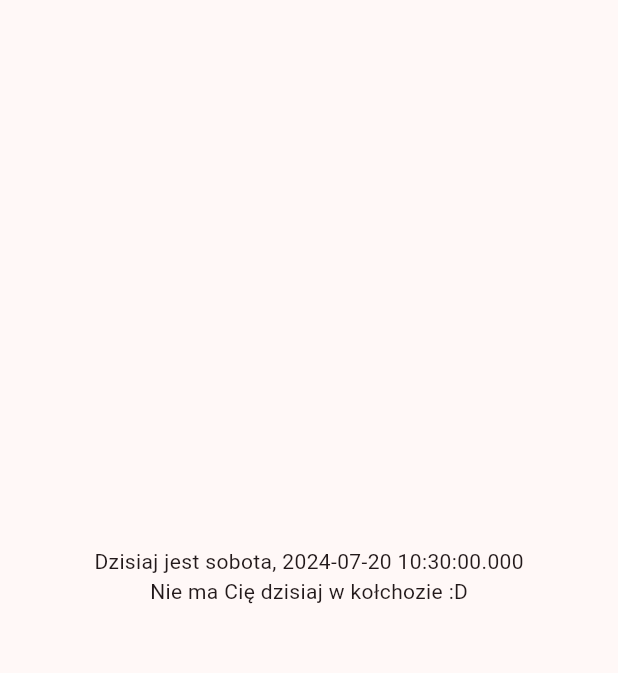
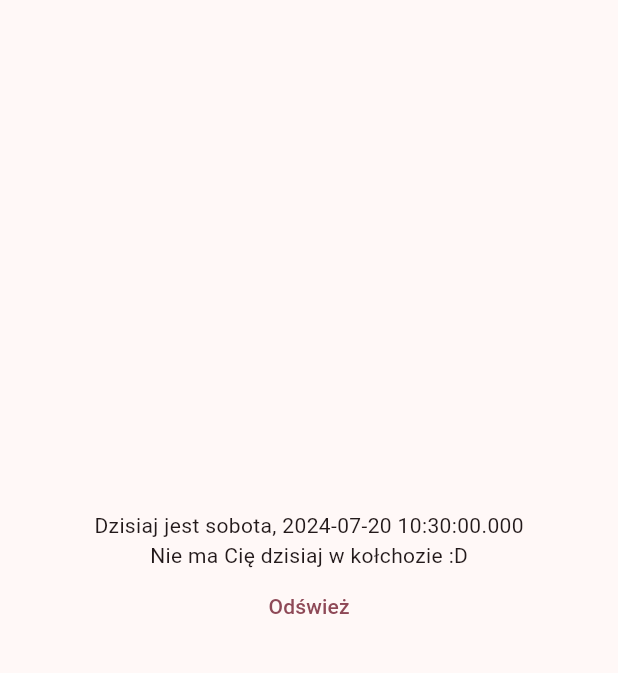
Before and after one commit to kolaczyn/kolkhoz, a Flutter app: the screen it shows after launch, on a phone screen of 412 x 824 dp, the part 84-757 px from its top. Run offline on Flutter 3.47's test engine with Material 3 defaults, Android fonts, the phone set to English and light mode, and no system bars.

Commit message:
add manual referesh button because I was too dumb to make it automatic

```diff
--- a/lib/main.dart
+++ b/lib/main.dart
@@ -34,6 +34,7 @@ class MyHomePage extends StatefulWidget {
 enum WorkState { beforeWork, atWork, afterWork, noWork }
 
 class _MyHomePageState extends State<MyHomePage> {
+  bool lol = false;
   String currentDayOfTheWeek() {
     initializeDateFormatting();
     final DateFormat dateFormat = DateFormat.EEEE('pl_PL');
@@ -140,6 +141,13 @@ class _MyHomePageState extends State<MyHomePage> {
               Text("Do wejścia do kołchozu pozostało ${calcTimeUntilWork()}"),
             if (workState == WorkState.afterWork)
               const Text("Już nie jesteś w kołchozie :)"),
+            TextButton(
+                onPressed: () {
+                  setState(() {
+                    lol = !lol;
+                  });
+                },
+                child: const Text("Odśwież"))
           ],
         ),
       ),
```
